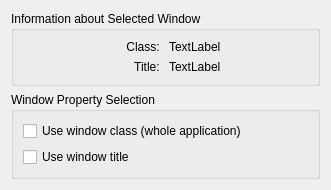
The window that clients/oxygen/config/oxygendetectwidget.ui (KDE/kwin) describes before a commit, drawn with Qt 5.
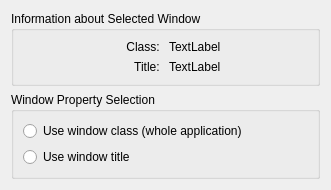
The same window after the commit.

Commit message: used radiobuttons in place of checkboxes for windo property

Diff of the .ui file:
```diff
--- a/clients/oxygen/config/oxygendetectwidget.ui
+++ b/clients/oxygen/config/oxygendetectwidget.ui
@@ -61,14 +61,14 @@
      </property>
      <layout class="QVBoxLayout" name="verticalLayout_2">
       <item>
-       <widget class="QCheckBox" name="windowClassCheckBox">
+       <widget class="QRadioButton" name="windowClassCheckBox">
         <property name="text">
          <string>Use window class (whole application)</string>
         </property>
        </widget>
       </item>
       <item>
-       <widget class="QCheckBox" name="windowTitleCheckBox">
+       <widget class="QRadioButton" name="windowTitleCheckBox">
         <property name="locale">
          <locale language="French" country="France"/>
         </property>
```
